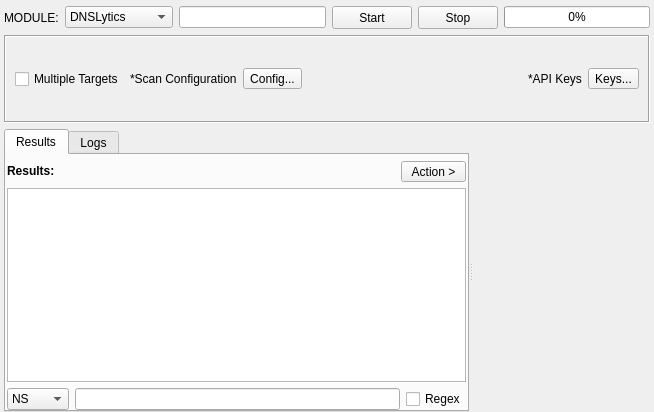
3nock/OTE, file sub3suite/src/enums/ns/NSEnum.ui: the form before one commit.
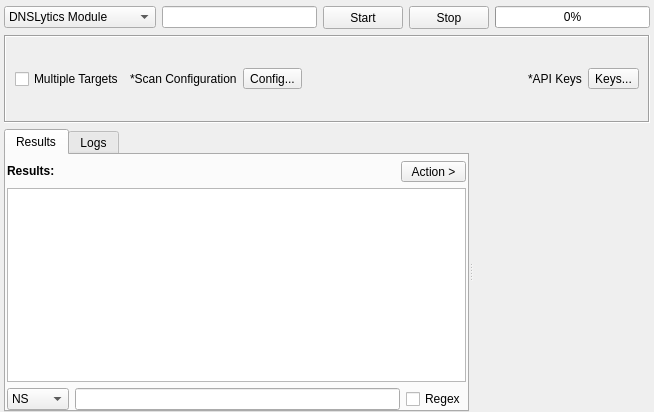
The form after the commit. Custom widgets are drawn as their Qt base class.

Diff of the .ui file:
```diff
--- a/sub3suite/src/enums/ns/NSEnum.ui
+++ b/sub3suite/src/enums/ns/NSEnum.ui
@@ -28,13 +28,6 @@
    </property>
    <item>
     <layout class="QHBoxLayout" name="horizontalLayout">
-     <item>
-      <widget class="QLabel" name="labelModule">
-       <property name="text">
-        <string>MODULE:</string>
-       </property>
-      </widget>
-     </item>
      <item>
       <widget class="QComboBox" name="comboBoxEngine">
        <property name="minimumSize">
@@ -45,27 +38,27 @@
        </property>
        <item>
         <property name="text">
-         <string>DNSLytics</string>
+         <string>DNSLytics Module</string>
         </property>
        </item>
        <item>
         <property name="text">
-         <string>SpyOnWeb</string>
+         <string>SpyOnWeb Module</string>
         </property>
        </item>
        <item>
         <property name="text">
-         <string>ViewDns</string>
+         <string>ViewDns Module</string>
         </property>
        </item>
        <item>
         <property name="text">
-         <string>WhoIsXMLAPI</string>
+         <string>WhoIsXMLAPI Module</string>
         </property>
        </item>
        <item>
         <property name="text">
-         <string>DomainTools</string>
+         <string>DomainTools Module</string>
         </property>
        </item>
       </widget>
```
